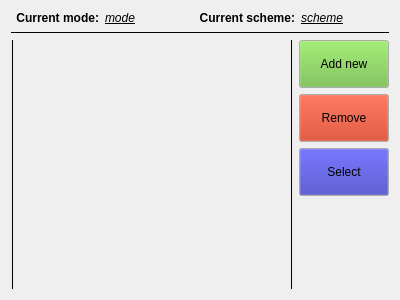
Above: ui/calibrationswidget.ui from dmitry64/av20 before the change. Below: the same form after it.
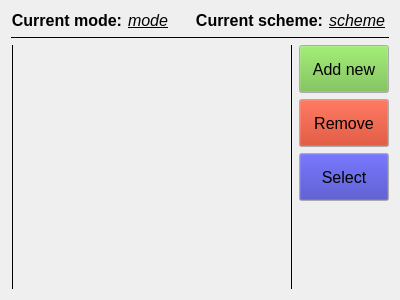
That is the form after the change. Icons and pictures are not drawn.

The edit to the form file:
```diff
--- a/ui/calibrationswidget.ui
+++ b/ui/calibrationswidget.ui
@@ -28,6 +28,7 @@
         <widget class="QLabel" name="label_2">
          <property name="font">
           <font>
+           <pointsize>12</pointsize>
            <weight>75</weight>
            <bold>true</bold>
           </font>
@@ -44,6 +45,7 @@
         <widget class="QLabel" name="modeLabel">
          <property name="font">
           <font>
+           <pointsize>12</pointsize>
            <italic>true</italic>
            <underline>true</underline>
           </font>
@@ -57,6 +59,7 @@
         <widget class="QLabel" name="label_3">
          <property name="font">
           <font>
+           <pointsize>12</pointsize>
            <weight>75</weight>
            <bold>true</bold>
           </font>
@@ -73,6 +76,7 @@
         <widget class="QLabel" name="schemeLabel">
          <property name="font">
           <font>
+           <pointsize>12</pointsize>
            <italic>true</italic>
            <underline>true</underline>
           </font>
@@ -222,6 +226,11 @@
              </disabled>
             </palette>
            </property>
+           <property name="font">
+            <font>
+             <pointsize>12</pointsize>
+            </font>
+           </property>
            <property name="text">
             <string>Add new</string>
            </property>
@@ -309,6 +318,11 @@
              </disabled>
             </palette>
            </property>
+           <property name="font">
+            <font>
+             <pointsize>12</pointsize>
+            </font>
+           </property>
            <property name="text">
             <string>Remove</string>
            </property>
@@ -396,6 +410,11 @@
              </disabled>
             </palette>
            </property>
+           <property name="font">
+            <font>
+             <pointsize>12</pointsize>
+            </font>
+           </property>
            <property name="text">
             <string>Select</string>
            </property>
```
